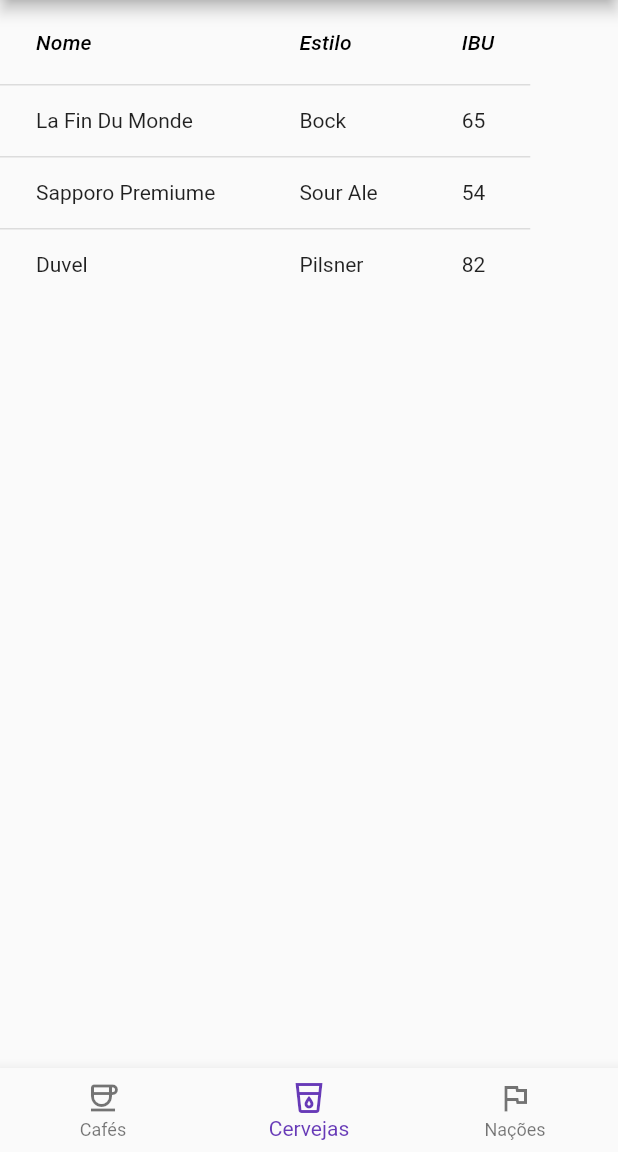
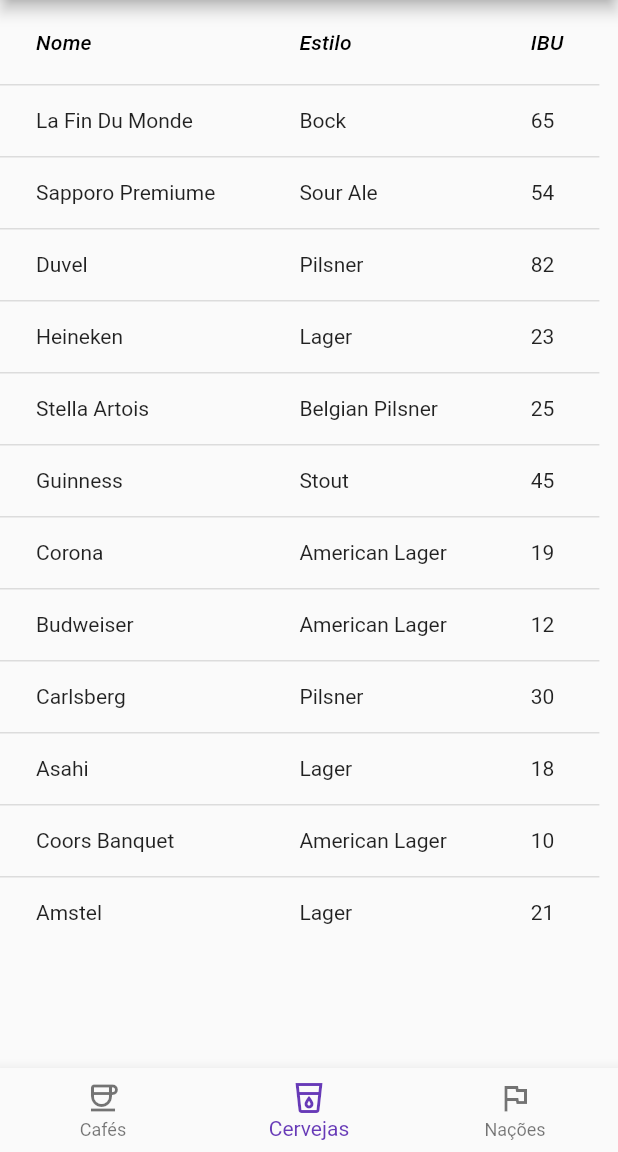
Before and after one commit to ErickBezerrar/POO-1, a Flutter app: the screen it shows after launch, item 2 of the bottom bar chosen, on a phone screen of 412 x 824 dp, the part 84-1236 px from its top. Run offline on Flutter 3.47's test engine with Material 2 defaults, Android fonts, the phone set to English and light mode, and no system bars; our stand-ins replace flutter_hooks; key blocks and very long unbroken strings in the code were emptied for the run.

Commit message:
projeto flutter -> adicionando tabela JSON

```diff
--- a/receita6/lib/main.dart
+++ b/receita6/lib/main.dart
@@ -10,29 +10,67 @@ class DataService{
   }
 
   void carregarCervejas(){
-    tableStateNotifier.value = [{
+    tableStateNotifier.value = [
+       {
         "name": "La Fin Du Monde",
-
         "style": "Bock",
-
         "ibu": "65"
       },
-
       {
         "name": "Sapporo Premiume",
-
         "style": "Sour Ale",
-
         "ibu": "54"
       },
-
       {
         "name": "Duvel",
-
         "style": "Pilsner",
-
         "ibu": "82"
-            }
+      },
+      {
+        "name": "Heineken",
+        "style": "Lager",
+        "ibu": "23"
+      },
+      {
+        "name": "Stella Artois",
+        "style": "Belgian Pilsner",
+        "ibu": "25"
+      },
+      {
+        "name": "Guinness",
+        "style": "Stout",
+        "ibu": "45"
+      },
+      {
+        "name": "Corona",
+        "style": "American Lager",
+        "ibu": "19"
+      },
+      {
+        "name": "Budweiser",
+        "style": "American Lager",
+        "ibu": "12"
+      },
+      {
+        "name": "Carlsberg",
+        "style": "Pilsner",
+        "ibu": "30"
+      },
+      {
+        "name": "Asahi",
+        "style": "Lager",
+        "ibu": "18"
+      },
+      {
+        "name": "Coors Banquet",
+        "style": "American Lager",
+        "ibu": "10"
+      },
+      {
+        "name": "Amstel",
+        "style": "Lager",
+        "ibu": "21"
+      },
     ];
   }
 }
```
Lines whose indentation alone changed are shown as unchanged.
